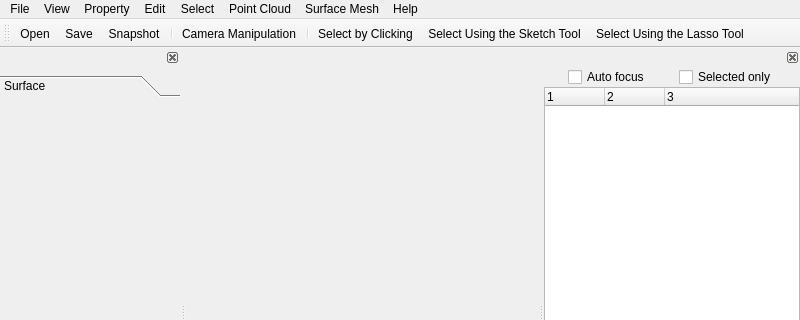
The window that applications/Mapple/main_window.ui (LiangliangNan/Easy3D) describes before a commit, drawn with Qt 5; both pictures show x 0 to 800 and y 0 to 320 of the 800 by 600 pixel window.
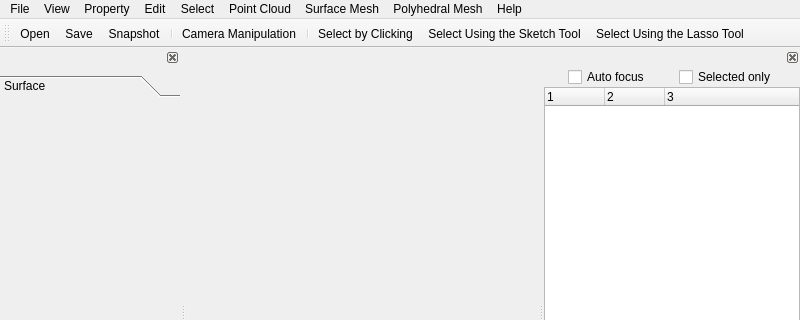
The same window after the commit. Icons and pictures are not drawn. Custom widgets are drawn as their Qt base class.

Commit message: add PolyMesh class

What changed in the file:
```diff
--- a/applications/Mapple/main_window.ui
+++ b/applications/Mapple/main_window.ui
@@ -179,6 +179,12 @@
     </property>
     <addaction name="actionAddGaussianNoise"/>
    </widget>
+   <widget class="QMenu" name="menuPolyMesh">
+    <property name="title">
+     <string>Polyhedral Mesh</string>
+    </property>
+    <addaction name="actionPolyMeshExtractBoundary"/>
+   </widget>
    <addaction name="menuFile"/>
    <addaction name="menuView"/>
    <addaction name="menuProperty"/>
@@ -186,6 +192,7 @@
    <addaction name="menuSelect"/>
    <addaction name="menuPointCloud"/>
    <addaction name="menuSurfaceMesh"/>
+   <addaction name="menuPolyMesh"/>
    <addaction name="menuHelp"/>
   </widget>
   <widget class="QToolBar" name="mainToolBar">
```
Left out of the diff: 5 changed lines with no effect on the pictures. The commit also changes 16 other files.
